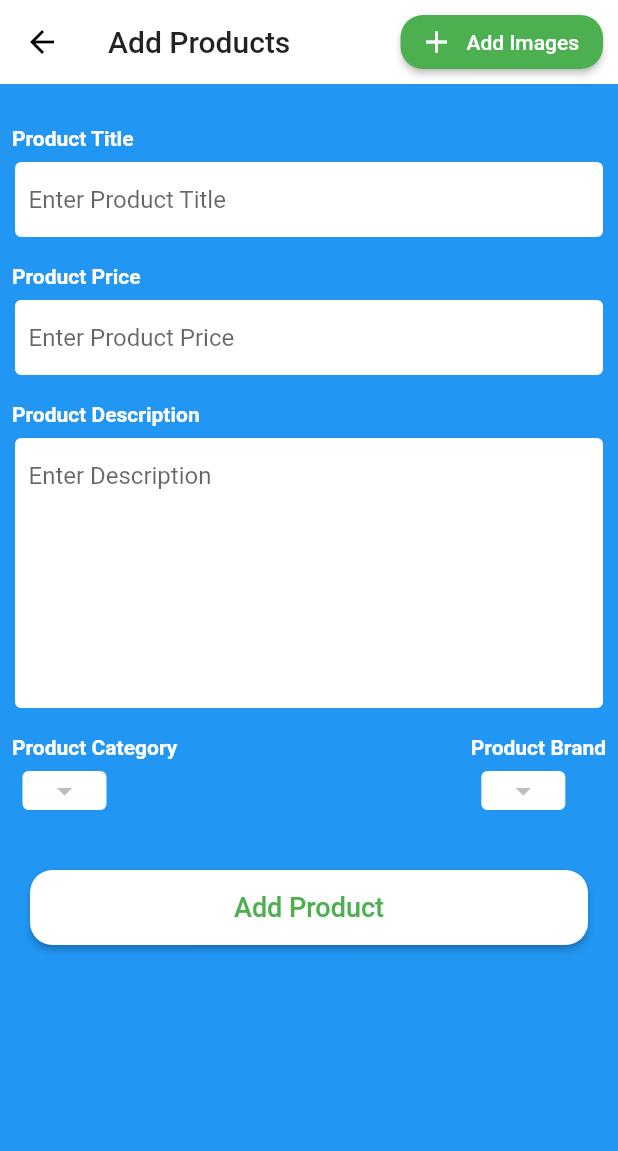
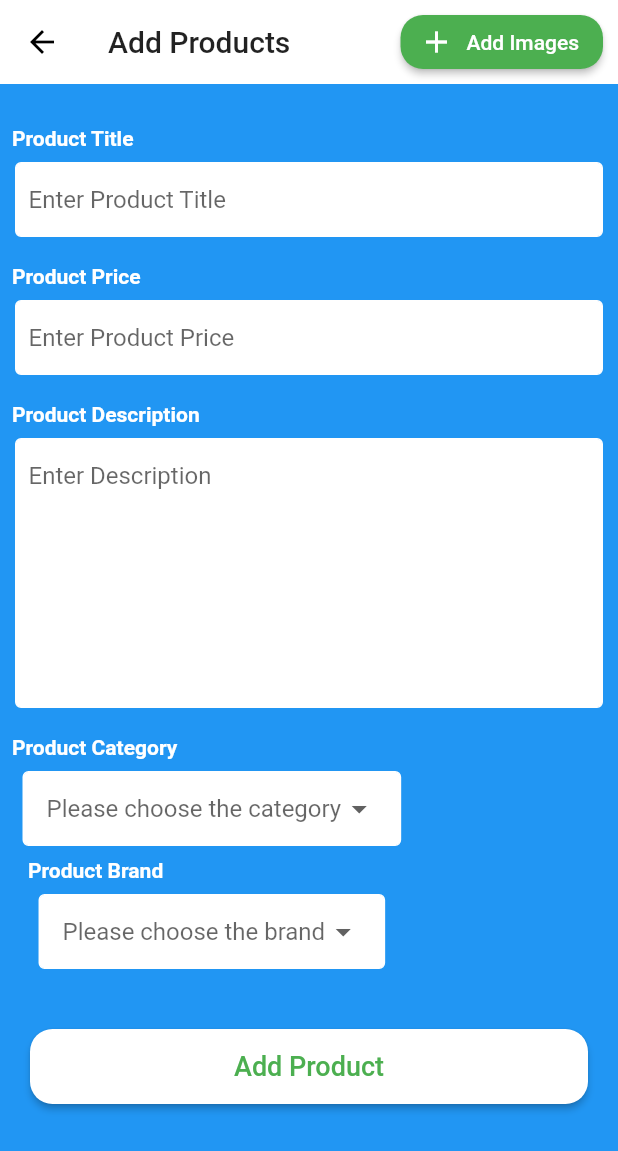
Before and after one commit to GerhanaAbiW/SkripsiHydroponics, a Flutter app: the AdminDashboard screen opened directly, after a tap on "Products", on a phone screen of 412 x 824 dp. Shown: the top 1151 px of the screen. Run offline on Flutter 3.47's test engine with Material 2 defaults, Android fonts, the phone set to English and light mode, and no system bars; our stand-ins replace bottom_navy_bar, carousel_pro, charts_flutter, cloud_firestore, firebase_auth, firebase_storage and 6 more; accounts and stored records are empty.

Commit message:
fix add product

```diff
--- a/lib/features/MenuAdmin/AddProduct.dart
+++ b/lib/features/MenuAdmin/AddProduct.dart
@@ -26,10 +26,11 @@ class _AddProductsState extends State<AddProducts> {
   TextEditingController quatityController = TextEditingController();
   TextEditingController prodcutDescriptionController = TextEditingController();
   final productPriceController = TextEditingController();
-  List<DocumentSnapshot> brands = <DocumentSnapshot>[];
-  List<DocumentSnapshot> categories = <DocumentSnapshot>[];
-  List<DropdownMenuItem<String>> categoriesDropDown =
-  <DropdownMenuItem<String>>[];
+  //List<DocumentSnapshot> brands = <DocumentSnapshot>[];
+  //List<DocumentSnapshot> categories = <DocumentSnapshot>[];
+  List<String> brands = ['A', 'B', 'C', 'D'];
+  List<String> categories = ['Bibit', 'Obat', 'Pupuk', 'Alat'];
+  List<DropdownMenuItem<String>> categoriesDropDown = <DropdownMenuItem<String>>[];
   List<DropdownMenuItem<String>> brandsDropDown = <DropdownMenuItem<String>>[];
   String _currentCategory;
   String _currentBrand;
@@ -38,24 +39,52 @@ class _AddProductsState extends State<AddProducts> {
 
   @override
   void initState() {
-    _getCategories();
-    _getBrands();
+//    _getCategories();
+  _getCategories();
+  _getBrands();
+//    _getBrands();
   }
 
-  List<DropdownMenuItem<String>> getCategoriesDropdown() {
+//  List<DropdownMenuItem<String>> getCategoriesDropdown() {
+//    List<DropdownMenuItem<String>> items = new List();
+//    for (int i = 0; i < categories.length; i++) {
+//      setState(() {
+//        items.insert(
+//            0,
+//            DropdownMenuItem(
+//                child: Text(categories[i].data['category']),
+//                value: categories[i].data['category']));
+//      });
+//    }
+//    return items;
+//  }
+    List<DropdownMenuItem<String>> getCategoriesDropdown() {
     List<DropdownMenuItem<String>> items = new List();
     for (int i = 0; i < categories.length; i++) {
       setState(() {
         items.insert(
             0,
             DropdownMenuItem(
-                child: Text(categories[i].data['category']),
-                value: categories[i].data['category']));
+                child: Text(categories[i]),
+                value: categories[i]));
       });
     }
     return items;
   }
-
+//
+//  List<DropdownMenuItem<String>> getBrandsDropDown() {
+//    List<DropdownMenuItem<String>> items = new List();
+//    for (int i = 0; i < brands.length; i++) {
+//      setState(() {
+//        items.insert(
+//            0,
+//            DropdownMenuItem(
+//                child: Text(brands[i].data['brand']),
+//                value: brands[i].data['brand']));
+//      });
+//    }
+//    return items;
+//  }
   List<DropdownMenuItem<String>> getBrandsDropDown() {
     List<DropdownMenuItem<String>> items = new List();
     for (int i = 0; i < brands.length; i++) {
@@ -63,8 +92,8 @@ class _AddProductsState extends State<AddProducts> {
         items.insert(
             0,
             DropdownMenuItem(
-                child: Text(brands[i].data['brand']),
-                value: brands[i].data['brand']));
+                child: Text(brands[i]),
+                value: brands[i]));
       });
     }
     return items;
@@ -139,16 +168,18 @@ class _AddProductsState extends State<AddProducts> {
               height: 10.0,
             ),
 
-            Row(
+            Column(
               mainAxisAlignment: MainAxisAlignment.spaceBetween,
               children: <Widget>[
                 productDropDown(
                     textTitle: "Product Category",
+                    hintText: "Please choose the category",
                     selectedItem: _currentCategory,
                     dropDownItems: categoriesDropDown,
                     changedDropDownItems: changeSelectedCategory),
                 productDropDown(
                     textTitle: "Product Brand",
+                    hintText: "Please choose the brand",
                     selectedItem: _currentBrand,
                     dropDownItems: brandsDropDown,
                     changedDropDownItems: changeSelectedBrand),
@@ -169,26 +200,43 @@ class _AddProductsState extends State<AddProducts> {
     );
   }
 
-  _getCategories() async {
-    List<DocumentSnapshot> data = await _categoryService.getCategories();
-    print(data.length);
+//  _getCategories() async {
+//    List<DocumentSnapshot> data = await _categoryService.getCategories();
+//    print(data.length);
+//    setState(() {
+//      categories = data;
+//      categoriesDropDown = getCategoriesDropdown();
+//      _currentCategory = categories[0].data['category'];
+//    });
+//  }
+    _getCategories() {
+    //List<DocumentSnapshot> data = await _categoryService.getCategories();
+    print(categories.length);
     setState(() {
-      categories = data;
       categoriesDropDown = getCategoriesDropdown();
-      _currentCategory = categories[0].data['category'];
+      //_currentCategory = categories[0];
     });
   }
+//
+//  _getBrands() async {
+//    List<DocumentSnapshot> data = await _brandService.getBrands();
+//    print(data.length);
+//    setState(() {
+//      brands = data;
+//      brandsDropDown = getBrandsDropDown();
+//      _currentBrand = brands[0].data['brand'];
+//    });
+//  }
 
-  _getBrands() async {
-    List<DocumentSnapshot> data = await _brandService.getBrands();
-    print(data.length);
+    _getBrands() async {
+    //List<DocumentSnapshot> data = await _brandService.getBrands();
+    print(brands.length);
     setState(() {
-      brands = data;
+      //brands = data;
       brandsDropDown = getBrandsDropDown();
-      _currentBrand = brands[0].data['brand'];
+      //_currentBrand = brands[0];
     });
   }
-
   changeSelectedCategory(String selectedCategory) {
     setState(() => _currentCategory = selectedCategory);
   }
--- a/lib/features/MenuAdmin/AppTools.dart
+++ b/lib/features/MenuAdmin/AppTools.dart
@@ -80,9 +80,11 @@ Widget productTextField(
 Widget productDropDown(
     {String textTitle,
       String selectedItem,
+      String hintText,
       List<DropdownMenuItem<String>> dropDownItems,
       ValueChanged<String> changedDropDownItems}) {
   textTitle == null ? textTitle = "Enter Title" : textTitle;
+
 
   return Column(
     crossAxisAlignment: CrossAxisAlignment.start,
@@ -107,10 +109,12 @@ Widget productDropDown(
             padding: const EdgeInsets.only(left: 15.0, right: 15.0),
             child: new DropdownButtonHideUnderline(
                 child: new DropdownButton(
+                  hint: Text(hintText),
                   value: selectedItem,
                   items: dropDownItems,
                   onChanged: changedDropDownItems,
-                )),
+                ),
+            ),
           ),
         ),
       ),
--- a/lib/features/MenuAdmin/Dashboard.dart
+++ b/lib/features/MenuAdmin/Dashboard.dart
@@ -1,6 +1,7 @@
 import 'package:flutter/material.dart';
 import 'package:hydroponics/core/Providers/AppProvider.dart';
 import 'package:hydroponics/core/Router/ChangeRoute.dart';
+import 'package:hydroponics/features/MenuAdmin/AddBrand.dart';
 import 'package:hydroponics/features/MenuAdmin/AddCategory.dart';
 import 'package:hydroponics/features/MenuAdmin/AddProduct.dart';
 import 'package:charts_flutter/flutter.dart' as charts;
@@ -138,77 +139,78 @@ class _AdminDashboardState extends State<AdminDashboard> {
                     ],
                   ),
                 ),
+//                SizedBox(
+//                  height: 20,
+//                ),
+//                InkWell(
+//                  onTap: () {
+//                    appState.changeScreen(Screen.CATEGORIES);
+//                    changeScreen(context, AddCategory());
+//                  },
+//                  child: Wrap(
+//                    direction: Axis.horizontal,
+//                    children: <Widget>[
+//                      RotatedBox(
+//                        quarterTurns: -1,
+//                        child: Text(
+//                          'Categories',
+//                        ),
+//                      ),
+//                      Visibility(
+//                        visible: appState.selectedScreen == Screen.CATEGORIES,
+//                        child: Wrap(
+//                          children: <Widget>[
+//                            SizedBox(
+//                              width: 10,
+//                            ),
+//                            Container(
+//                              height: 58,
+//                              width: 5,
+//                              color: Colors.black,
+//                            )
+//                          ],
+//                        ),
+//                      ),
+//                    ],
+//                  ),
+//                ),
+//                SizedBox(
+//                  height: 20,
+//                ),
+//                InkWell(
+//                  onTap: () {
+//                    appState.changeScreen(Screen.BRANDS);
+//                    changeScreen(context, AddBrand());
+//                  },
+//                  child: Wrap(
+//                    direction: Axis.horizontal,
+//                    children: <Widget>[
+//                      RotatedBox(
+//                        quarterTurns: -1,
+//                        child: Text(
+//                          'Brands',
+//                        ),
+//                      ),
+//                      Visibility(
+//                        visible: appState.selectedScreen == Screen.BRANDS,
+//                        child: Wrap(
+//                          children: <Widget>[
+//                            SizedBox(
+//                              width: 10,
+//                            ),
+//                            Container(
+//                              height: 58,
+//                              width: 5,
+//                              color: Colors.black,
+//                            )
+//                          ],
+//                        ),
+//                      ),
+//                    ],
+//                  ),
+//                ),
                 SizedBox(
-                  height: 20,
-                ),
-                InkWell(
-                  onTap: () {
-                    appState.changeScreen(Screen.CATEGORIES);
-                    changeScreen(context, AddCategory());
-                  },
-                  child: Wrap(
-                    direction: Axis.horizontal,
-                    children: <Widget>[
-                      RotatedBox(
-                        quarterTurns: -1,
-                        child: Text(
-                          'Categories',
-                        ),
-                      ),
-                      Visibility(
-                        visible: appState.selectedScreen == Screen.CATEGORIES,
-                        child: Wrap(
-                          children: <Widget>[
-                            SizedBox(
-                              width: 10,
-                            ),
-                            Container(
-                              height: 58,
-                              width: 5,
-                              color: Colors.black,
-                            )
-                          ],
-                        ),
-                      ),
-                    ],
-                  ),
-                ),
-                SizedBox(
-                  height: 20,
-                ),
-                InkWell(
-                  onTap: () {
-                    appState.changeScreen(Screen.BRANDS);
-                  },
-                  child: Wrap(
-                    direction: Axis.horizontal,
-                    children: <Widget>[
-                      RotatedBox(
-                        quarterTurns: -1,
-                        child: Text(
-                          'Brands',
-                        ),
-                      ),
-                      Visibility(
-                        visible: appState.selectedScreen == Screen.BRANDS,
-                        child: Wrap(
-                          children: <Widget>[
-                            SizedBox(
-                              width: 10,
-                            ),
-                            Container(
-                              height: 58,
-                              width: 5,
-                              color: Colors.black,
-                            )
-                          ],
-                        ),
-                      ),
-                    ],
-                  ),
-                ),
-                SizedBox(
-                  height: 20,
+                  height: 30,
                 ),
                 InkWell(
                   onTap: () {
```
Also changed, not shown: lib/features/Dashboard/MainMenu.dart (+1 -6 lines).
